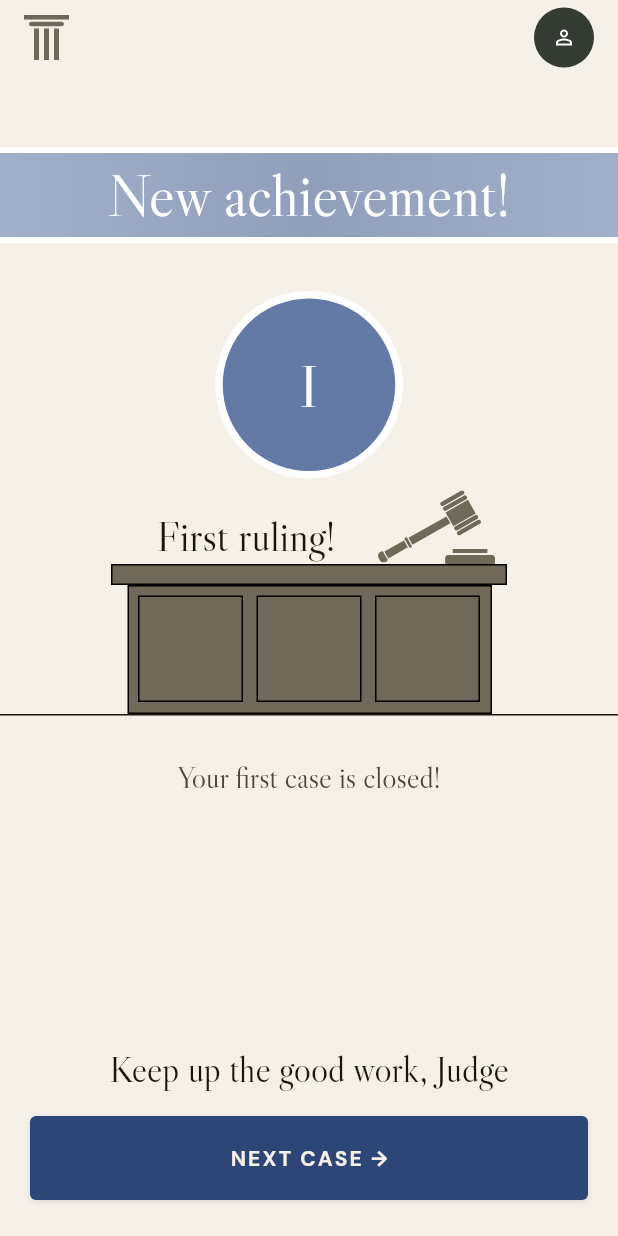
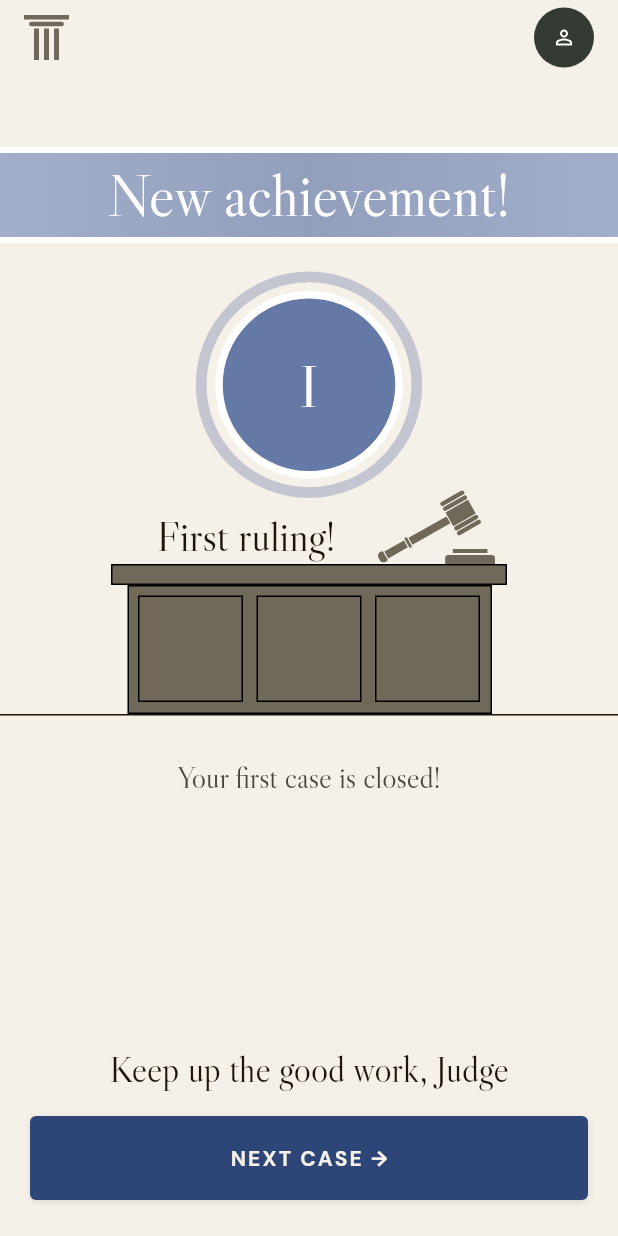
Before and after one commit to amand4ngol/CLS055-judge-the-case, a Flutter app: the AchievementScreen screen opened directly with empty values, on a phone screen of 412 x 824 dp. Run offline on Flutter 3.47's test engine with Material 3 defaults, Android fonts, the phone set to English and light mode, and no system bars; our stand-ins replace cloud_firestore, firebase_auth, firebase_core, flutter_svg; missing offline and left inert: country_flags; accounts and stored records are empty.

Commit message:
feat(achievement): animated entrance with badge pop, glow and haptic

```diff
--- a/lib/screens/achievement/achievement_screen.dart
+++ b/lib/screens/achievement/achievement_screen.dart
@@ -1,4 +1,5 @@
 import 'package:flutter/material.dart';
+import 'package:flutter/services.dart';
 
 import '../../core/constants/app_assets.dart';
 import '../../core/theme/app_colors.dart';
@@ -11,8 +12,9 @@ import '../result/result_screen.dart';
 import '../result/widgets/result_header.dart';
 
 /// "New achievement!", shown after the result screen for each achievement
-/// the verdict just unlocked.
-class AchievementScreen extends StatelessWidget {
+/// the verdict just unlocked. It builds up in order: the banner slides in,
+/// the badge pops with a glow, the bench lands, then the text and button.
+class AchievementScreen extends StatefulWidget {
   const AchievementScreen({
     super.key,
     required this.achievement,
@@ -50,7 +52,104 @@ class AchievementScreen extends StatelessWidget {
   final bool isLast;
 
   @override
+  State<AchievementScreen> createState() => _AchievementScreenState();
+}
+
+class _AchievementScreenState extends State<AchievementScreen>
+    with TickerProviderStateMixin {
+  /// The whole entrance; each part plays in its own slice of it.
+  late final AnimationController _intro = AnimationController(
+    vsync: this,
+    duration: const Duration(milliseconds: 1300),
+  );
+
+  /// The ring that ripples out of the badge a few times once it has landed.
+  late final AnimationController _glow = AnimationController(
+    vsync: this,
+    duration: const Duration(milliseconds: 1200),
+  );
+
+  bool _started = false;
+  bool _buzzed = false;
+
+  late final Animation<Offset> _bannerSlide = Tween(
+    begin: const Offset(-1, 0),
+    end: Offset.zero,
+  ).animate(_part(0, 0.3, Curves.easeOutCubic));
+
+  late final Animation<double> _badgeScale = TweenSequence([
+    TweenSequenceItem(
+      tween: Tween(
+        begin: 0.0,
+        end: 1.15,
+      ).chain(CurveTween(curve: Curves.easeOut)),
+      weight: 70,
+    ),
+    TweenSequenceItem(
+      tween: Tween(
+        begin: 1.15,
+        end: 1.0,
+      ).chain(CurveTween(curve: Curves.easeInOut)),
+      weight: 30,
+    ),
+  ]).animate(_part(0.15, 0.6));
+
+  late final Animation<Offset> _benchDrop = Tween(
+    begin: const Offset(0, -0.25),
+    end: Offset.zero,
+  ).animate(_part(0.45, 0.85, Curves.bounceOut));
+
+  late final Animation<double> _benchFade = _part(0.45, 0.6);
+
+  late final Animation<Offset> _textRise = Tween(
+    begin: const Offset(0, 0.3),
+    end: Offset.zero,
+  ).animate(_part(0.7, 1, Curves.easeOut));
+
+  late final Animation<double> _textFade = _part(0.7, 1);
+
+  Animation<double> _part(
+    double begin,
+    double end, [
+    Curve curve = Curves.linear,
+  ]) => CurvedAnimation(
+    parent: _intro,
+    curve: Interval(begin, end, curve: curve),
+  );
+
+  @override
+  void didChangeDependencies() {
+    super.didChangeDependencies();
+    if (_started) return;
+    _started = true;
+    // "Reduce motion" in the phone's settings: show everything at once.
+    if (MediaQuery.disableAnimationsOf(context)) {
+      _intro.value = 1;
+      return;
+    }
+    _intro.addListener(_buzzOnPop);
+    _intro.forward().whenCompleteOrCancel(() {
+      if (mounted) _glow.repeat(count: 3);
+    });
+  }
+
+  /// A light tap on the phone as the badge pops.
+  void _buzzOnPop() {
+    if (_buzzed || _intro.value < 0.15) return;
+    _buzzed = true;
+    HapticFeedback.mediumImpact();
+  }
+
+  @override
+  void dispose() {
+    _intro.dispose();
+    _glow.dispose();
+    super.dispose();
+  }
+
+  @override
   Widget build(BuildContext context) {
+    final achievement = widget.achievement;
     return Scaffold(
       body: SafeArea(
         child: Column(
@@ -71,22 +170,45 @@ class AchievementScreen extends StatelessWidget {
                       excludeSemantics: true,
                       child: Column(
                         children: [
-                          const _Banner(),
+                          ClipRect(
+                            child: SlideTransition(
+                              position: _bannerSlide,
+                              child: const _Banner(),
+                            ),
+                          ),
                           const SizedBox(height: 32),
-                          _Badge(achievement.badge),
+                          Stack(
+                            alignment: Alignment.center,
+                            clipBehavior: Clip.none,
+                            children: [
+                              _GlowRing(_glow),
+                              ScaleTransition(
+                                scale: _badgeScale,
+                                child: _Badge(achievement.badge),
+                              ),
+                            ],
+                          ),
                           const SizedBox(height: 8),
-                          _Bench(achievement.title),
+                          FadeTransition(
+                            opacity: _benchFade,
+                            child: SlideTransition(
+                              position: _benchDrop,
+                              child: _Bench(achievement.title),
+                            ),
+                          ),
                         ],
                       ),
                     ),
                     Container(height: 1, color: AppColors.textDark),
                     const SizedBox(height: 28),
+                    _rise(
                       Padding(
                         padding: const EdgeInsets.symmetric(horizontal: 32),
                         child: Text(
                           achievement.unlockMessage,
                           textAlign: TextAlign.center,
                           style: AppTextStyles.achievementMessage,
+                        ),
                       ),
                     ),
                   ],
@@ -98,7 +220,8 @@ class AchievementScreen extends StatelessWidget {
                 constraints: const BoxConstraints(maxWidth: 512),
                 child: Padding(
                   padding: const EdgeInsets.fromLTRB(20, 0, 20, 24),
-                  child: Column(
+                  child: _rise(
+                    Column(
                       children: [
                         Text(
                           'Keep up the good work, Judge',
@@ -107,7 +230,7 @@ class AchievementScreen extends StatelessWidget {
                         ),
                         const SizedBox(height: 16),
                         PrimaryButton(
-                        label: isLast ? 'NEXT CASE →' : 'CONTINUE →',
+                          label: widget.isLast ? 'NEXT CASE →' : 'CONTINUE →',
                           height: 56,
                           labelStyle: AppTextStyles.resultNextCase,
                           onPressed: () =>
@@ -118,7 +241,40 @@ class AchievementScreen extends StatelessWidget {
                   ),
                 ),
               ),
+            ),
           ],
+        ),
+      ),
+    );
+  }
+
+  /// The text and the button fade in and rise last.
+  Widget _rise(Widget child) => FadeTransition(
+    opacity: _textFade,
+    child: SlideTransition(position: _textRise, child: child),
+  );
+}
+
+/// Soft ring that ripples out of the badge and fades.
+class _GlowRing extends AnimatedWidget {
+  const _GlowRing(Animation<double> glow) : super(listenable: glow);
+
+  @override
+  Widget build(BuildContext context) {
+    final t = (listenable as Animation<double>).value;
+    // Hidden before the first ripple and after the last one.
+    if (t == 0) return const SizedBox.shrink();
+    return Transform.scale(
+      scale: 1 + 0.5 * t,
+      child: Container(
+        width: _Badge.size,
+        height: _Badge.size,
+        decoration: BoxDecoration(
+          shape: BoxShape.circle,
+          border: Border.all(
+            color: AppColors.statAccuracy.withValues(alpha: 0.6 * (1 - t)),
+            width: 6,
+          ),
         ),
       ),
     );
@@ -159,11 +315,13 @@ class _Badge extends StatelessWidget {
 
   final String badge;
 
+  static const double size = 125;
+
   @override
   Widget build(BuildContext context) {
     return Container(
-      width: 125,
-      height: 125,
+      width: size,
+      height: size,
       alignment: Alignment.center,
       decoration: BoxDecoration(
         color: AppColors.statAccuracy,
```
Also changed, not shown: 1 other file. Lines whose indentation alone changed are shown as unchanged.
